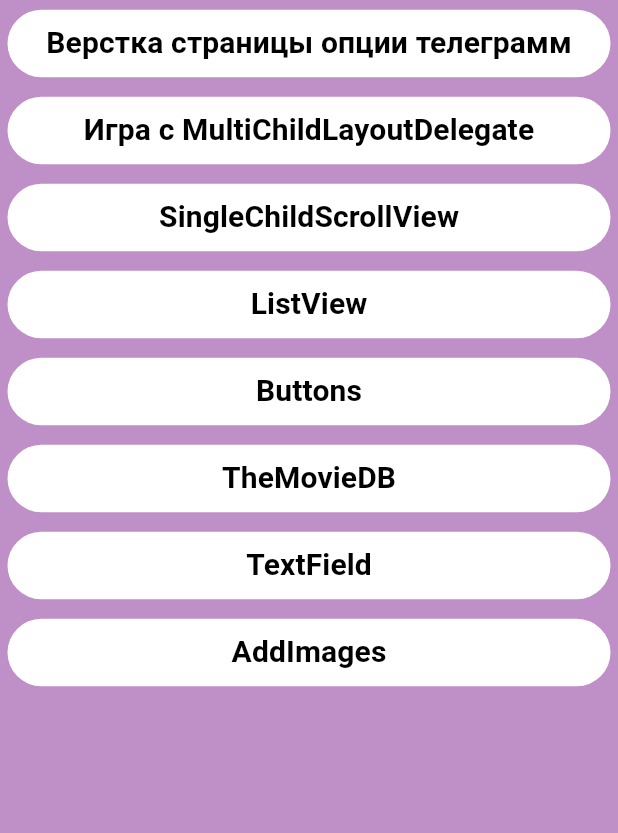
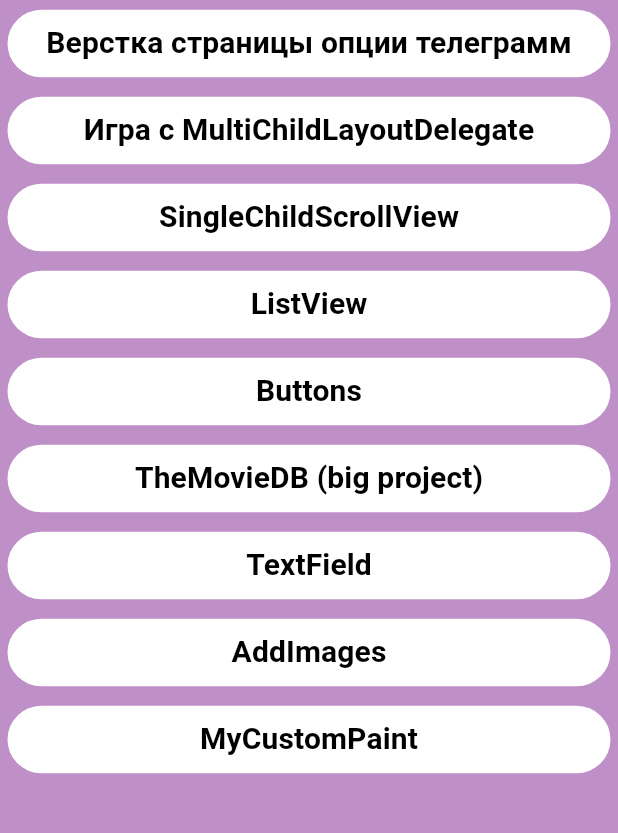
Before and after one commit to AleksandrVin322/-TrashOfEverything, a Flutter app: the ListLessonsBody screen opened directly, on a phone screen of 412 x 824 dp, the part 75-908 px from its top. Run offline on Flutter 3.47's test engine with Material 3 defaults, Android fonts, the light colour scheme and no system bars.

Commit message:
Изучил CustomPaint и сделал свою фичу для показывания процентов, не рефачил

```diff
--- a/lib/lessons_lazyLoad/screen_list_lessons/list_lessons_body.dart
+++ b/lib/lessons_lazyLoad/screen_list_lessons/list_lessons_body.dart
@@ -1,6 +1,7 @@
 import 'package:flutter/material.dart';
 import 'package:my_first_pet_project/lessons_lazyLoad/screens/add_images/add_images.dart';
 import 'package:my_first_pet_project/lessons_lazyLoad/screens/buttons/buttons.dart';
+import 'package:my_first_pet_project/lessons_lazyLoad/screens/custom_paint/my_custom_paint.dart';
 import 'package:my_first_pet_project/lessons_lazyLoad/screens/list_view/my_list_view.dart';
 import 'package:my_first_pet_project/lessons_lazyLoad/screens/multi_child_layout_delegate/my_multi_child_layout_delegate.dart';
 import 'package:my_first_pet_project/lessons_lazyLoad/screens/options_tg/tg_options.dart';
@@ -65,7 +66,7 @@
               ),
             ),
             TextButtonNavigation(
-              text: 'TheMovieDB',
+              text: 'TheMovieDB (big project)',
               func: () => Navigator.of(context).push(
                 MaterialPageRoute(
                   builder: (context) => const TheMovieDb(),
@@ -88,6 +89,14 @@
                 ),
               ),
             ),
+            TextButtonNavigation(
+              text: 'MyCustomPaint',
+              func: () => Navigator.of(context).push(
+                MaterialPageRoute(
+                  builder: (context) => const MyCustomPaint(),
+                ),
+              ),
+            ),
           ],
         ),
       ),
--- /dev/null
+++ b/lib/lessons_lazyLoad/screens/custom_paint/my_custom_paint.dart
@@ -0,0 +1,11 @@
+import 'package:flutter/material.dart';
+import 'package:my_first_pet_project/lessons_lazyLoad/screens/custom_paint/my_custom_paint_body.dart';
+
+class MyCustomPaint extends StatelessWidget {
+  const MyCustomPaint({super.key});
+
+  @override
+  Widget build(BuildContext context) {
+    return const MaterialApp(home: MyCustomPaintBody());
+  }
+}
```
Also changed, not shown: lib/lessons_lazyLoad/screens/custom_paint/my_custom_paint_body.dart (added, +74 -0 lines).
